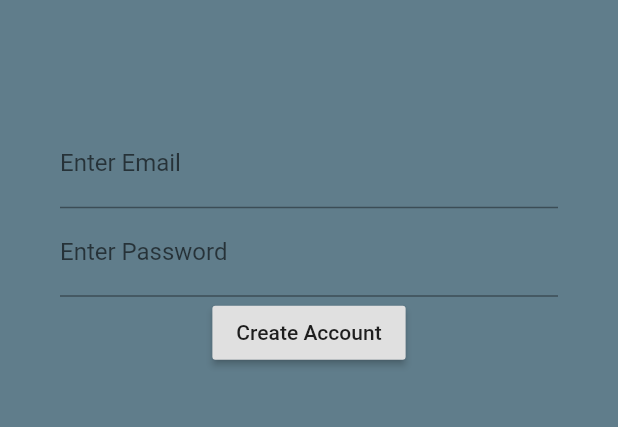
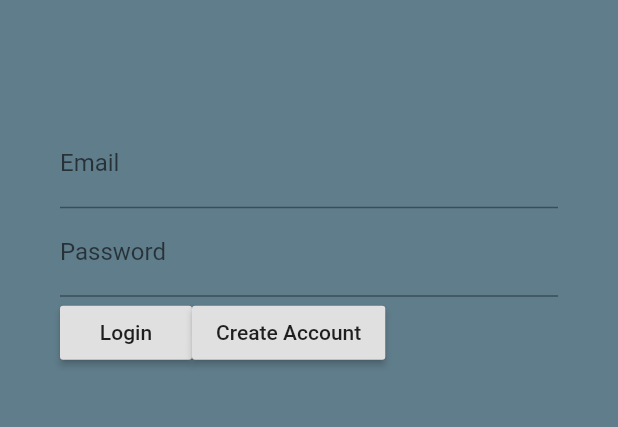
Before and after one commit to Kaelinator/tubor, a Flutter app: the screen it shows after launch, on a phone screen of 412 x 824 dp, the part 462-889 px from its top. Run offline on Flutter 3.47's test engine with Material 2 defaults, Android fonts, the phone set to English and light mode, and no system bars; our stand-ins replace cloud_firestore, firebase_auth; accounts and stored records are empty.

```diff
--- a/lib/pages/LoginPage.dart
+++ b/lib/pages/LoginPage.dart
@@ -1,5 +1,7 @@
 import 'package:flutter/material.dart';
 import 'package:flutter/services.dart';
+import 'package:firebase_auth/firebase_auth.dart';
+
 import './CreateAccount.dart';
 
 class LoginPage extends StatefulWidget {
@@ -8,6 +10,16 @@ class LoginPage extends StatefulWidget {
 }
 
 class LoginState extends State<LoginPage> {
+  final email = TextEditingController();
+  final pass = TextEditingController();
+
+  final _formKey = GlobalKey<FormState>();
+
+  void _login() {
+    FirebaseAuth.instance
+        .signInWithEmailAndPassword(email: email.text, password: pass.text);
+  }
+
   Widget build(BuildContext context) {
     return Material(
         color: Colors.greenAccent,
@@ -35,16 +47,24 @@ class LoginState extends State<LoginPage> {
                         child: Column(
                       children: <Widget>[
                         TextFormField(
+                          controller: email,
                           keyboardType: TextInputType.emailAddress,
+                          validator: (val) => (val.isEmpty) ? 'Please enter text' : null,
                           decoration: InputDecoration(
-                              labelText: "Enter Email",
-                              fillColor: Colors.white),
+                              labelText: "Email", fillColor: Colors.white),
                         ),
                         TextFormField(
+                          controller: pass,
                           keyboardType: TextInputType.text,
                           obscureText: true,
-                          decoration:
-                              InputDecoration(labelText: "Enter Password"),
+                          validator: (val) => (val.isEmpty) ? 'Please enter text' : null,
+                          decoration: InputDecoration(labelText: "Password"),
+                        ),
+                        Row(
+                          children: <Widget>[
+                            RaisedButton(
+                              child: Text("Login"),
+                              onPressed: _login,
                             ),
                             RaisedButton(
                                 child: Text("Create Account"),
@@ -52,8 +72,11 @@ class LoginState extends State<LoginPage> {
                                   Navigator.push(
                                       context,
                                       MaterialPageRoute(
-                                      builder: (context) => CreateAccount()));
+                                          builder: (context) =>
+                                              CreateAccount()));
                                 })
+                          ],
+                        )
                       ],
                     )))
               ],
--- a/lib/pages/WelcomePage.dart
+++ b/lib/pages/WelcomePage.dart
@@ -32,14 +32,6 @@ class _WelcomePageState extends State<WelcomePage> {
         });
       });
 
-    // FirebaseAuth.instance
-    //   .signInWithEmailAndPassword(
-    //     email: 'kirkkael@gmail.com',
-    //     password: 'ThisIsMahPassword'
-    //   );
-
-    FirebaseAuth.instance.signOut();
-
     super.initState();
   }
 
```
Lines whose indentation alone changed are shown as unchanged.
